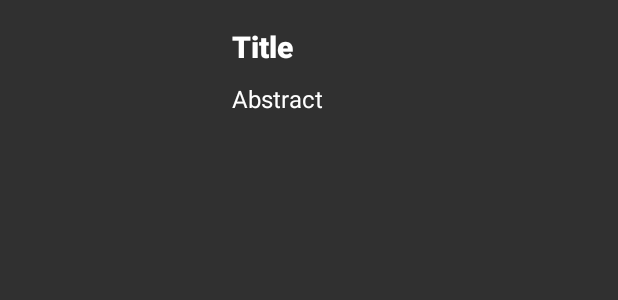
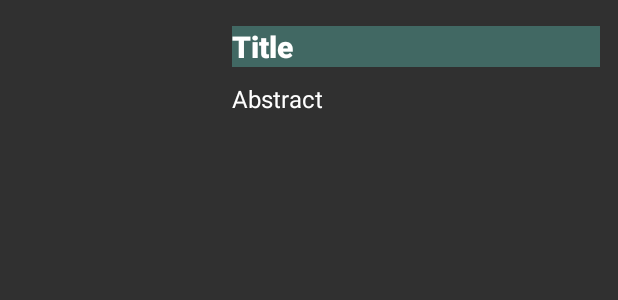
Before and after one commit to TsewangDSherpa/tds22-CS388-001, an Android app: the layout item_article.xml on its own in the app's theme, with its tools: preview values and no code run, on a phone screen of 412 x 824 dp. Shown: the top 300 px of the screen. Run offline under Robolectric (Android 15) with nearby library versions, the light colour scheme and no system bars.

Commit message:
Finished Lab4

```diff
--- a/Labs/Lab4/app/src/main/res/layout/item_article.xml
+++ b/Labs/Lab4/app/src/main/res/layout/item_article.xml
@@ -22,6 +22,7 @@
         android:layout_marginStart="10dp"
         android:layout_marginTop="15dp"
         android:layout_marginEnd="10dp"
+        android:background="#416863"
         android:ellipsize="end"
         android:maxLines="2"
         android:text="Title"
```
Also changed, not shown: 4 other files.
